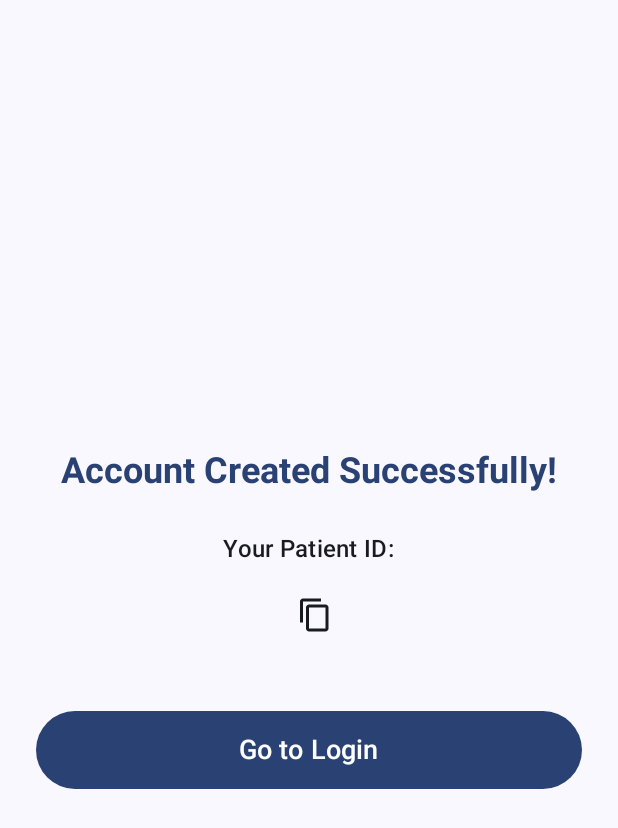
After one commit to hamzahisam/Patient_Tracker_SE, an Android app built with Jetpack Compose: the composable PatientAccountCreatedScreen called with empty values, on a phone screen of 412 x 824 dp. The commit adds this screen. Shown: the top 828 px of the screen. Run offline under Robolectric (Android 15) with nearby library versions, the phone set to English and light mode, and no system bars.

Commit message:
Added displaying patientID screen and patient ID is copyable
It takes directly to login after creating account instead of showing blank screen

```diff
--- a/app/build.gradle.kts
+++ b/app/build.gradle.kts
@@ -55,6 +55,7 @@ dependencies {
     // 🔹 Add these for navigation & JSON support
     implementation("androidx.navigation:navigation-compose:2.7.7")
     implementation("com.google.code.gson:gson:2.10.1")
+    implementation("androidx.compose.material:material-icons-extended")
 
     // Testing (keep as is)
     testImplementation(libs.junit)
--- /dev/null
+++ b/app/src/main/java/com/example/patienttracker/ui/screens/auth/PatientAccountCreatedScreen.kt
@@ -0,0 +1,111 @@
+package com.example.patienttracker.ui.screens.auth
+
+import androidx.compose.foundation.clickable
+import androidx.compose.foundation.layout.*
+import androidx.compose.material3.*
+import androidx.compose.material3.Icon
+import androidx.compose.material3.IconButton
+import androidx.compose.material.icons.Icons
+import androidx.compose.material.icons.filled.ContentCopy
+import androidx.compose.runtime.Composable
+import androidx.compose.runtime.mutableStateOf
+import androidx.compose.runtime.remember
+import androidx.compose.runtime.getValue
+import androidx.compose.runtime.setValue
+import androidx.compose.ui.Alignment
+import androidx.compose.ui.Modifier
+import androidx.compose.ui.platform.LocalClipboardManager
+import androidx.compose.ui.text.AnnotatedString
+import androidx.compose.ui.text.font.FontWeight
+import androidx.compose.ui.text.style.TextOverflow
+import androidx.compose.ui.unit.dp
+import androidx.compose.ui.unit.sp
+import androidx.navigation.NavController
+
+@Composable
+fun PatientAccountCreatedScreen(
+    navController: NavController,
+    patientId: String
+) {
+    val clipboardManager = LocalClipboardManager.current
+    var copied by remember { mutableStateOf(false) }
+
+    Surface(
+        modifier = Modifier.fillMaxSize(),
+        color = MaterialTheme.colorScheme.background
+    ) {
+        Column(
+            modifier = Modifier
+                .fillMaxWidth()
+                .padding(24.dp),
+            verticalArrangement = Arrangement.Center,
+            horizontalAlignment = Alignment.CenterHorizontally
+        ) {
+            Text(
+                text = "Account Created Successfully!",
+                style = MaterialTheme.typography.headlineSmall.copy(fontWeight = FontWeight.Bold),
+                color = MaterialTheme.colorScheme.primary
+            )
+
+            Spacer(modifier = Modifier.height(24.dp))
+
+            Text(
+                text = "Your Patient ID:",
+                style = MaterialTheme.typography.titleMedium,
+                color = MaterialTheme.colorScheme.onBackground
+            )
+
+            Spacer(modifier = Modifier.height(8.dp))
+
+            Row(
+                verticalAlignment = Alignment.CenterVertically,
+                horizontalArrangement = Arrangement.Center
+            ) {
+                Text(
+                    text = patientId,
+                    fontSize = 28.sp,
+                    fontWeight = FontWeight.Bold,
+                    color = MaterialTheme.colorScheme.primary,
+                    maxLines = 1,
+                    overflow = TextOverflow.Ellipsis
+                )
+                Spacer(modifier = Modifier.width(8.dp))
+                IconButton(onClick = {
+                    clipboardManager.setText(AnnotatedString(patientId))
+                    copied = true
+                }) {
+                    Icon(
+                        imageVector = Icons.Filled.ContentCopy,
+                        contentDescription = "Copy ID"
+                    )
+                }
+            }
+
+            if (copied) {
+                Text(
+                    text = "Copied!",
+                    color = MaterialTheme.colorScheme.secondary,
+                    fontSize = 14.sp,
+                    modifier = Modifier.padding(top = 4.dp)
+                )
+            }
+
+            Spacer(modifier = Modifier.height(40.dp))
+
+            Button(
+                onClick = {
+                    navController.navigate("patient_login") {
+                        // Keep role/patient portal available in back stack
+                        popUpTo("patient_portal") { inclusive = false }
+                        launchSingleTop = true
+                    }
+                },
+                modifier = Modifier
+                    .fillMaxWidth()
+                    .height(52.dp)
+            ) {
+                Text("Go to Login", fontSize = 18.sp)
+            }
+        }
+    }
+}
```
Also changed, not shown: app/src/main/java/com/example/patienttracker/ui/screens/auth/RegisterPatientScreen.kt (+9 -3 lines), app/src/main/java/ui/navigation/AppNavHost.kt (+65 -17 lines).
